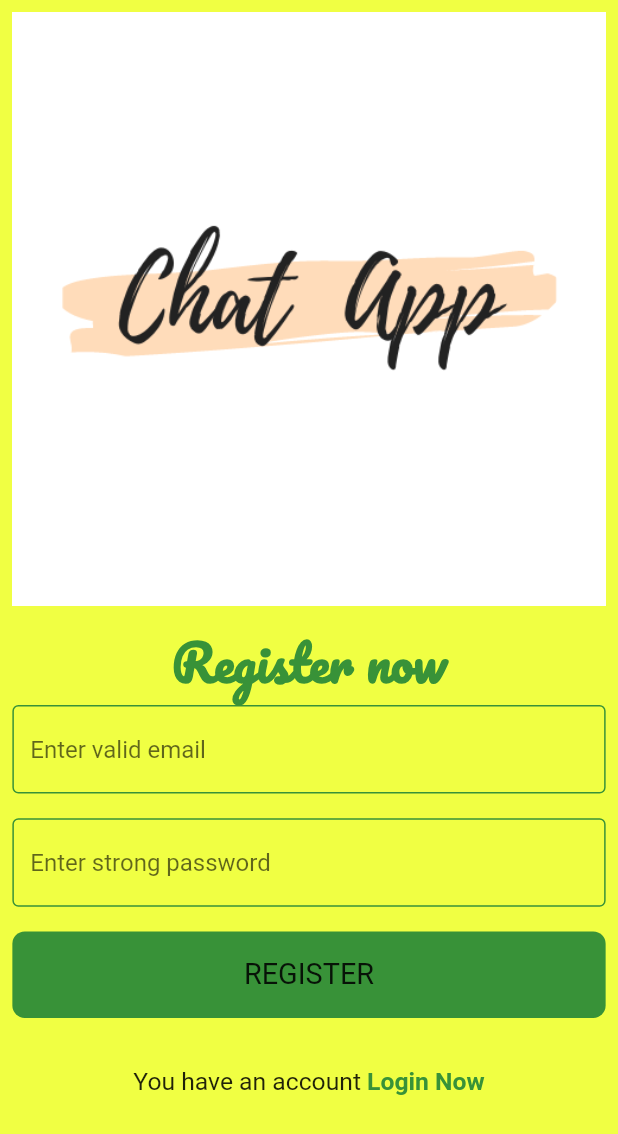
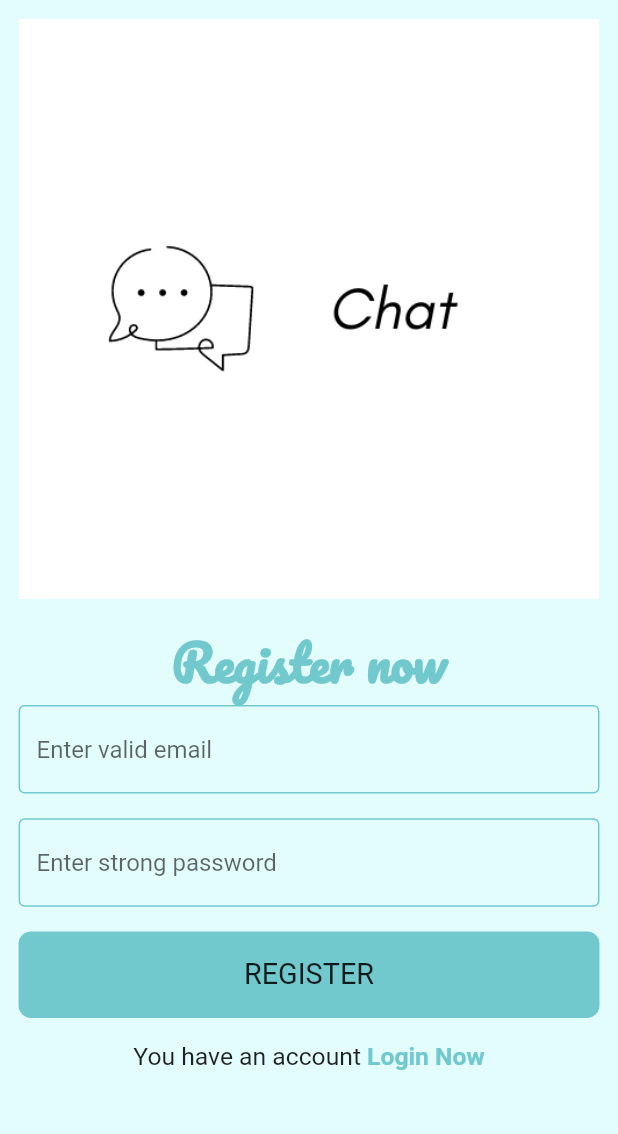
Before and after one commit to YosophAhmed/chatApp, a Flutter app: the screen it shows after launch, after a tap on "Register Now", on a phone screen of 412 x 824 dp. Shown: the top 1134 px of the screen. Run offline on Flutter 3.47's test engine with Material 2 defaults, Android fonts, the light colour scheme and no system bars; our stand-ins replace firebase_auth, firebase_core, sizer; accounts and stored records are empty.

Commit message:
Latest Commit

```diff
--- /dev/null
+++ b/lib/components/custom_text.dart
@@ -0,0 +1,25 @@
+import 'package:flutter/material.dart';
+import 'package:sizer/sizer.dart';
+
+import '../constants/colors.dart';
+
+class CustomText extends StatelessWidget {
+
+  final String text;
+
+  const CustomText({Key? key, required this.text}) : super(key: key);
+
+  @override
+  Widget build(BuildContext context) {
+    return Text(
+      text,
+      style: TextStyle(
+        fontSize: 24.sp,
+        fontWeight: FontWeight.bold,
+        color: primaryColor4,
+        fontFamily: 'Pacifico',
+      ),
+      textAlign: TextAlign.center,
+    );
+  }
+}
--- /dev/null
+++ b/lib/components/logo.dart
@@ -0,0 +1,15 @@
+import 'package:flutter/material.dart';
+import 'package:sizer/sizer.dart';
+
+class Logo extends StatelessWidget {
+  const Logo({Key? key}) : super(key: key);
+
+  @override
+  Widget build(BuildContext context) {
+    return SizedBox(
+      height: 50.h,
+      width: double.infinity,
+      child: Image.asset('assets/images/Chat.png'),
+    );
+  }
+}
--- a/lib/constants/colors.dart
+++ b/lib/constants/colors.dart
@@ -1,6 +1,6 @@
 import 'package:flutter/material.dart';
 
-const Color primaryColor1 = Color(0xffF0FF43);
-const Color primaryColor2 = Color(0xff82CD48);
-const Color primaryColor3 = Color(0xff55B436);
-const Color primaryColor4 = Color(0xff389238);
+const Color primaryColor1 = Color(0xffE3FDFD);
+const Color primaryColor2 = Color(0xffCBF1F5);
+const Color primaryColor3 = Color(0xffA6E3E9);
+const Color primaryColor4 = Color(0xff71C9CE);
--- a/lib/pages/login_page.dart
+++ b/lib/pages/login_page.dart
@@ -1,12 +1,13 @@
 import 'package:chat/components/custom_button.dart';
+import 'package:chat/components/custom_text.dart';
 import 'package:chat/components/custom_textfield.dart';
 import 'package:chat/constants/colors.dart';
 import 'package:chat/pages/register_page.dart';
 import 'package:flutter/material.dart';
 import 'package:sizer/sizer.dart';
+import '../components/logo.dart';
 
 class LoginPage extends StatelessWidget {
-
   static const String id = 'LoginPage';
 
   const LoginPage({Key? key}) : super(key: key);
@@ -14,26 +15,13 @@ class LoginPage extends StatelessWidget {
   @override
   Widget build(BuildContext context) {
     return Scaffold(
-      backgroundColor: const Color(0xffF0FF43),
+      backgroundColor: primaryColor1,
       body: Padding(
-        padding: EdgeInsets.symmetric(horizontal: 2.w),
+        padding: EdgeInsets.symmetric(horizontal: 3.w),
         child: ListView(
           children: [
-            SizedBox(height: 1.h,),
-            Image.asset('assets/images/Chat App.png'),
-            SizedBox(
-              height: 1.h,
-            ),
-            Text(
-              'Login now',
-              style: TextStyle(
-                fontSize: 24.sp,
-                fontWeight: FontWeight.bold,
-                color: primaryColor4,
-                fontFamily: 'Pacifico',
-              ),
-              textAlign: TextAlign.center,
-            ),
+            const Logo(),
+            const CustomText(text: 'Login now'),
             CustomTextField(
               hintText: 'Enter your email',
               onChanged: (data) {
@@ -59,7 +47,7 @@ class LoginPage extends StatelessWidget {
               },
             ),
             SizedBox(
-              height: 4.h,
+              height: 2.h,
             ),
             Row(
               mainAxisAlignment: MainAxisAlignment.center,
--- a/lib/pages/register_page.dart
+++ b/lib/pages/register_page.dart
@@ -3,7 +3,9 @@ import 'package:flutter/material.dart';
 import 'package:sizer/sizer.dart';
 
 import '../components/custom_button.dart';
+import '../components/custom_text.dart';
 import '../components/custom_textfield.dart';
+import '../components/logo.dart';
 import '../constants/colors.dart';
 
 class RegisterPage extends StatelessWidget {
@@ -16,38 +18,30 @@ class RegisterPage extends StatelessWidget {
   @override
   Widget build(BuildContext context) {
     return Scaffold(
-      backgroundColor: const Color(0xffF0FF43),
+      backgroundColor: primaryColor1,
       body: Padding(
-        padding: EdgeInsets.symmetric(horizontal: 2.w),
+        padding: EdgeInsets.symmetric(horizontal: 3.w),
         child: ListView(
           children: [
-            SizedBox(height: 1.h,),
-            Image.asset('assets/images/Chat App.png'),
-            SizedBox(height: 1.h,),
-            Text(
-              'Register now',
-              style: TextStyle(
-                fontSize: 24.sp,
-                fontWeight: FontWeight.bold,
-                color: primaryColor4,
-                fontFamily: 'Pacifico',
-              ),
-              textAlign: TextAlign.center,
-            ),
+            const Logo(),
+            const CustomText(text: 'Register now'),
             CustomTextField(
               hintText: 'Enter valid email',
               onChanged: (data){
                 email = data;
               },
             ),
-            SizedBox(height: 2.h,),
+            SizedBox(
+              height: 2.h,),
             CustomTextField(
               hintText: 'Enter strong password',
               onChanged: (data) {
                 password = data;
               },
             ),
-            SizedBox(height: 2.h,),
+            SizedBox(
+              height: 2.h,
+            ),
             CustomButton(
               label: 'REGISTER',
               onTap: () async {
@@ -59,7 +53,7 @@ class RegisterPage extends StatelessWidget {
               },
             ),
             SizedBox(
-              height: 4.h,
+              height: 2.h,
             ),
             Row(
               mainAxisAlignment: MainAxisAlignment.center,
```
Also changed, not shown: assets/images/Chat App.png (deleted), assets/images/Chat.png (added).
